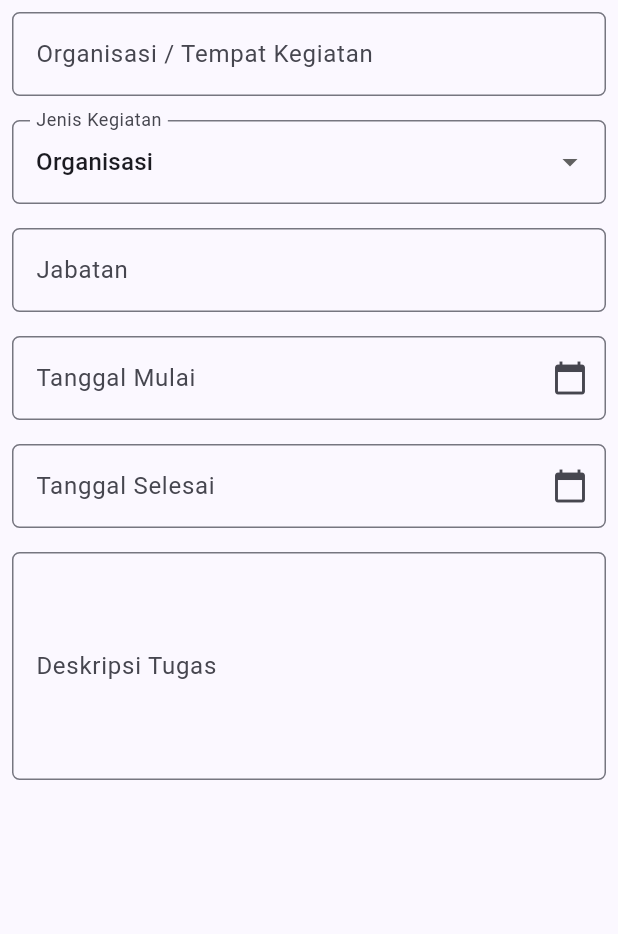
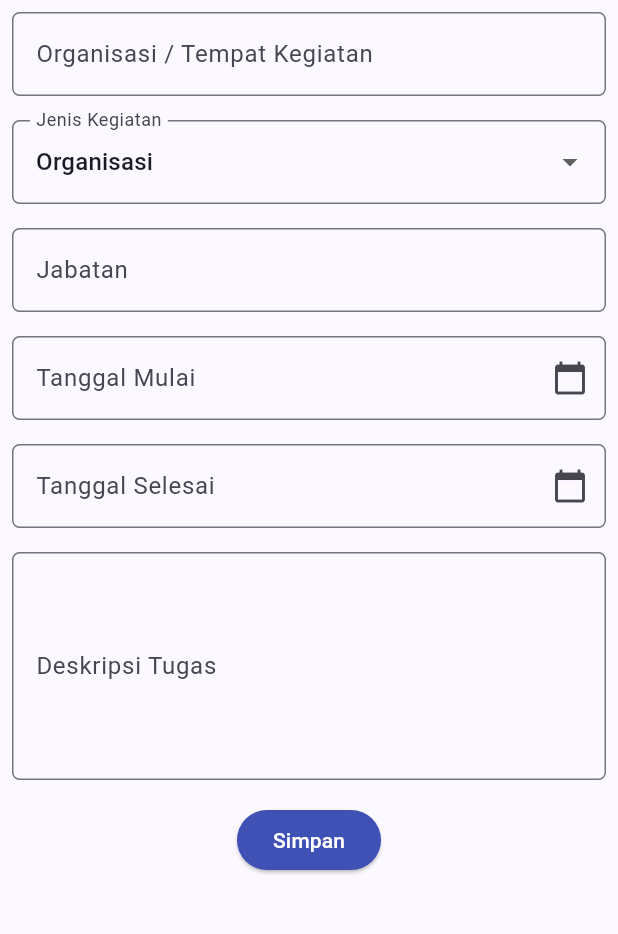
Before and after one commit to adreezadamica/myportofolio_mobile, a Flutter app: the ExperienceFormPage screen opened directly, on a phone screen of 412 x 824 dp, the part 84-1018 px from its top. Run offline on Flutter 3.47's test engine with Material 3 defaults, Android fonts, the phone set to English and light mode, and no system bars; our stand-ins replace material_ui.

Commit message:
feat(form): add save button with validation and summary dialog

```diff
--- a/lib/screens/experience_form.dart
+++ b/lib/screens/experience_form.dart
@@ -79,7 +79,7 @@ class _ExperienceFormPageState extends State<ExperienceFormPage> {
                 child: TextFormField(
                   decoration: InputDecoration(
                     labelText: "Organisasi / Tempat Kegiatan",
-                    hintText: "Contoh: BEM Fasilkom UI",
+                    hintText: "Contoh: RISTEK Fasilkom UI",
                     border: OutlineInputBorder(borderRadius: BorderRadius.circular(5.0)),
                   ),
                   onChanged: (v) => setState(() => _organization = v),
@@ -113,7 +113,7 @@ class _ExperienceFormPageState extends State<ExperienceFormPage> {
                 child: TextFormField(
                   decoration: InputDecoration(
                     labelText: "Jabatan",
-                    hintText: "Contoh: Staf Divisi Teknologi",
+                    hintText: "Contoh: Lead of NetSOS",
                     border: OutlineInputBorder(borderRadius: BorderRadius.circular(5.0)),
                   ),
                   onChanged: (v) => setState(() => _role = v),
@@ -182,6 +182,52 @@ class _ExperienceFormPageState extends State<ExperienceFormPage> {
                   },
                 ),
               ),
+
+              // Tombol Simpan
+              Align(
+                alignment: Alignment.bottomCenter,
+                child: Padding(
+                  padding: const EdgeInsets.all(8.0),
+                  child: ElevatedButton(
+                    style: ButtonStyle(
+                      backgroundColor: WidgetStateProperty.all(Colors.indigo),
+                    ),
+                    onPressed: () {
+                      if (_formKey.currentState!.validate()) {
+                        showDialog(
+                          context: context,
+                          builder: (context) => AlertDialog(
+                            title: const Text('Pengalaman berhasil ditambahkan!'),
+                            content: SingleChildScrollView(
+                              child: Column(
+                                crossAxisAlignment: CrossAxisAlignment.start,
+                                children: [
+                                  Text('Organisasi: $_organization'),
+                                  Text('Jenis: $_type'),
+                                  Text('Jabatan: $_role'),
+                                  Text('Mulai: ${_fmt(_startDate!)}'),
+                                  Text('Selesai: ${_fmt(_endDate!)}'),
+                                  Text('Deskripsi: $_description'),
+                                ],
+                              ),
+                            ),
+                            actions: [
+                              TextButton(
+                                child: const Text('OK'),
+                                onPressed: () => Navigator.pop(context),
+                              ),
+                            ],
+                          ),
+                        );
+                      }
+                    },
+                    child: const Text(
+                      "Simpan",
+                      style: TextStyle(color: Colors.white),
+                    ),
+                  ),
+                ),
+              ),
             ],
           )
         ),
```
